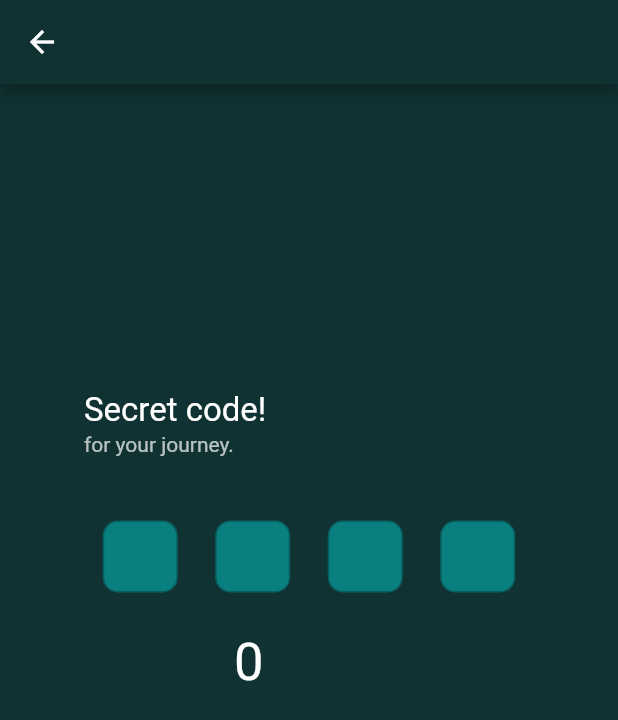
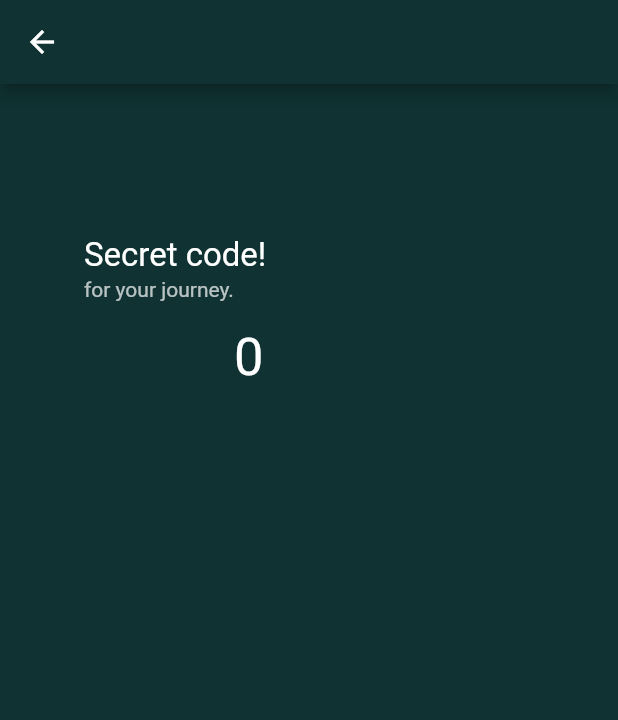
Before and after one commit to bhavesh982/Ridex, a Flutter app: the RideConfirmOTP screen opened directly, on a phone screen of 412 x 824 dp. Shown: the top 720 px of the screen. Run offline on Flutter 3.47's test engine with Material 2 defaults, Android fonts, the phone set to English and light mode, and no system bars; drawn by our look-alikes of otp_text_field; our stand-ins replace cached_network_image, connectivity_plus, firebase_auth, firebase_core, firebase_database; accounts and stored records are empty.

```diff
--- a/lib/pages/rideConfirmOtp.dart
+++ b/lib/pages/rideConfirmOtp.dart
@@ -14,6 +14,7 @@ class RideConfirmOTP extends StatefulWidget {
 
 class _RideConfirmOTPState extends State<RideConfirmOTP> {
  CommonMethods commonMethods=CommonMethods();
+ Random rand=Random();
   @override
   Widget build(BuildContext context) {
     return Scaffold(
@@ -21,9 +22,11 @@ class _RideConfirmOTPState extends State<RideConfirmOTP> {
       appBar: AppBar(
         backgroundColor: const Color(0xff103232),
       ),
-      body: Column(
+      body: SingleChildScrollView(
+        child: Column(
           mainAxisAlignment: MainAxisAlignment.center,
             children: [
+                const SizedBox(height: 50,),
                 const Padding(
                   padding: EdgeInsets.only(top: 40,left: 40),
                   child: ListTile(
@@ -31,28 +34,6 @@ class _RideConfirmOTPState extends State<RideConfirmOTP> {
                       fontSize: 22
                     ),),
                     subtitle: Text("for your journey."),
-                ),
-              ),
-            Container(
-              height: 100,
-              width: 300,
-              child: OTPTextField(
-                otpFieldStyle: OtpFieldStyle(
-                  backgroundColor: const Color(0xff0A7F7F),
-                  borderColor: Colors.transparent
-                ),
-                length: 4,
-                width: MediaQuery.of(context).size.width,
-                fieldWidth: 50,
-                style: const TextStyle(
-                    fontSize: 17,
-                  color: Colors.white
-                ),
-                textFieldAlignment: MainAxisAlignment.spaceAround,
-                fieldStyle: FieldStyle.box,
-                onCompleted: (pin) {
-                  commonMethods.displaySnackBar(pin, context);
-                },
                   ),
                 ),
               Container(height: 100,
@@ -64,6 +45,7 @@ class _RideConfirmOTPState extends State<RideConfirmOTP> {
               const SizedBox(height: 150,)
             ],
         ),
+      ),
     );
   }
 }
--- a/lib/pages/seatSelection.dart
+++ b/lib/pages/seatSelection.dart
@@ -208,7 +208,6 @@ findOwnerUID() async{
 }
 
    makeRideRequest() async{
-     int currenttime=timer.millisecondsSinceEpoch;
      Map<String,Object> requests={
       "loc":currentPlanetName,
        "dest":destinationPlanetName,
@@ -217,7 +216,7 @@ findOwnerUID() async{
        "status":"pending"
      };
      Map<String,Object> requestMap={
-       "$currenttime": requests
+       useruid: requests
      };
 
     DatabaseReference databaseReference=FirebaseDatabase.instance.ref().child("owners").child(ownerUID).child("riderequest").child(spaceShipName);
```
Also changed, not shown: lib/pages/waitingPage.dart (+94 -12 lines). Lines whose indentation alone changed are shown as unchanged.
